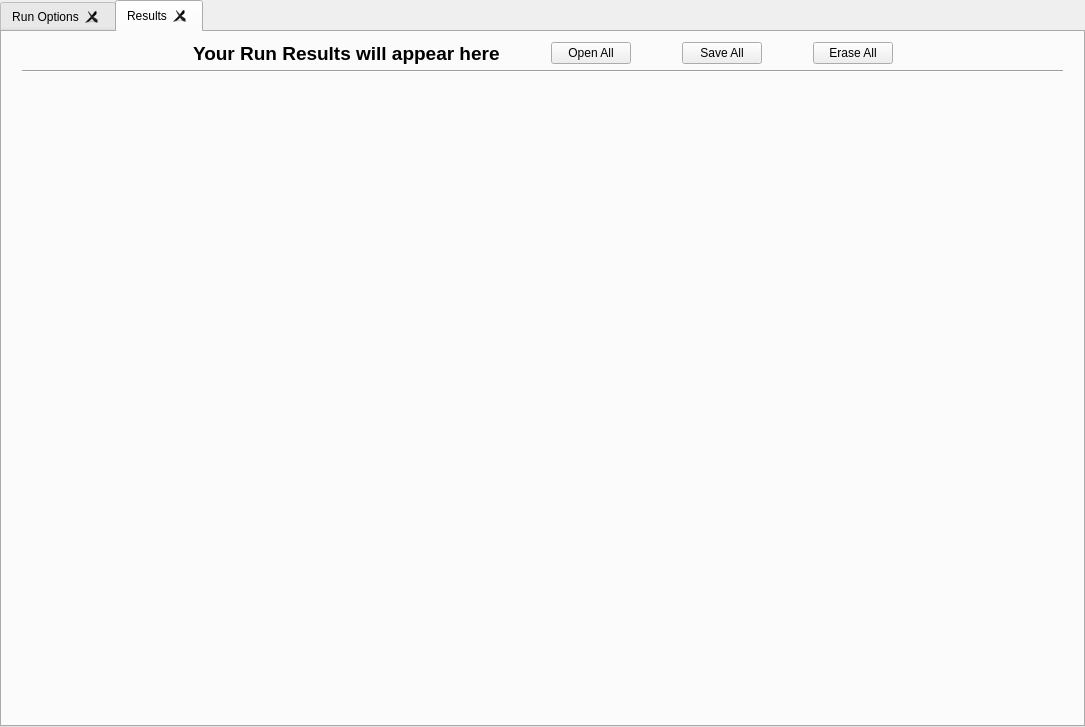
First picture: the form in frontend/designer_templates/main_window/main_tabs.ui, repository tomaslibanomonteiro/Thesis-code, before the edit.
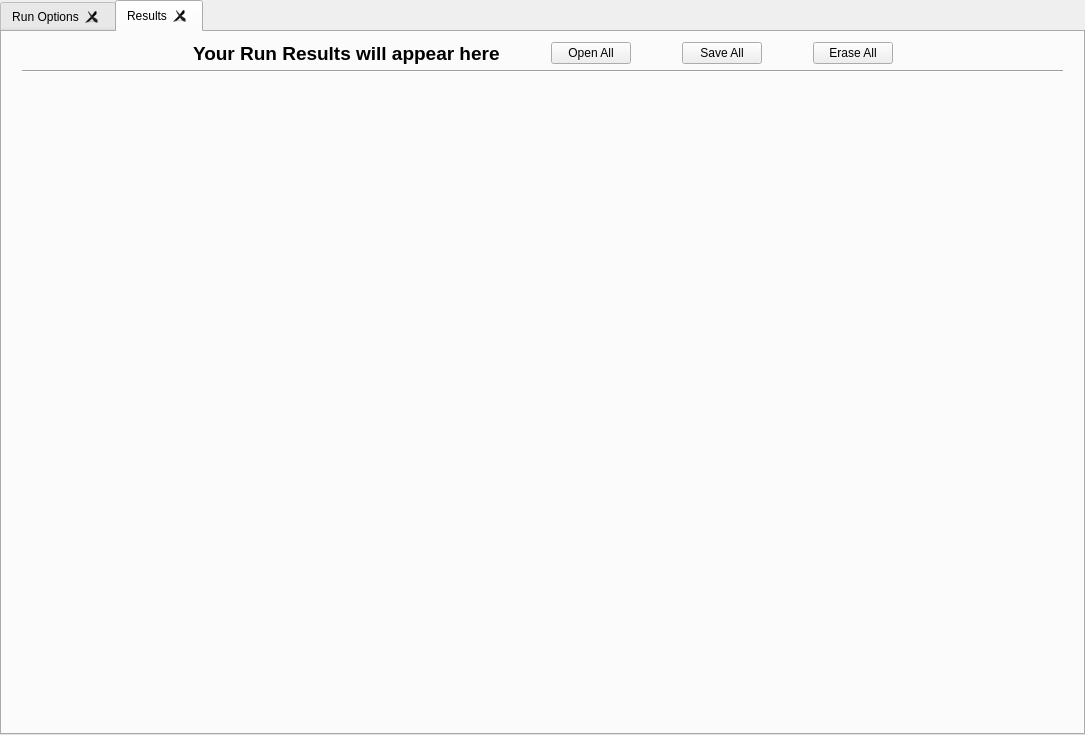
Second picture: the form after the edit. The open tabs and pages were chosen to show the change.

Diff of the .ui file:
```diff
--- a/frontend/designer_templates/main_window/main_tabs.ui
+++ b/frontend/designer_templates/main_window/main_tabs.ui
@@ -7,7 +7,7 @@
     <x>0</x>
     <y>0</y>
     <width>1085</width>
-    <height>727</height>
+    <height>735</height>
    </rect>
   </property>
   <property name="windowTitle">
```
Left out of the diff: 77 changed lines with no effect on the pictures.
